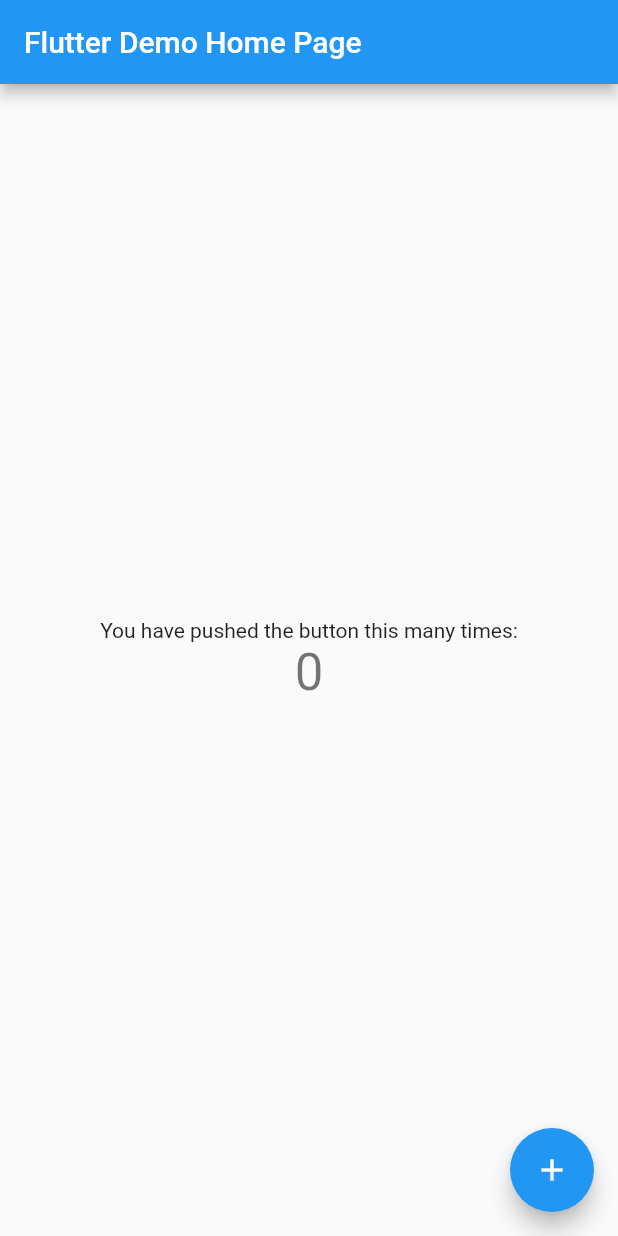
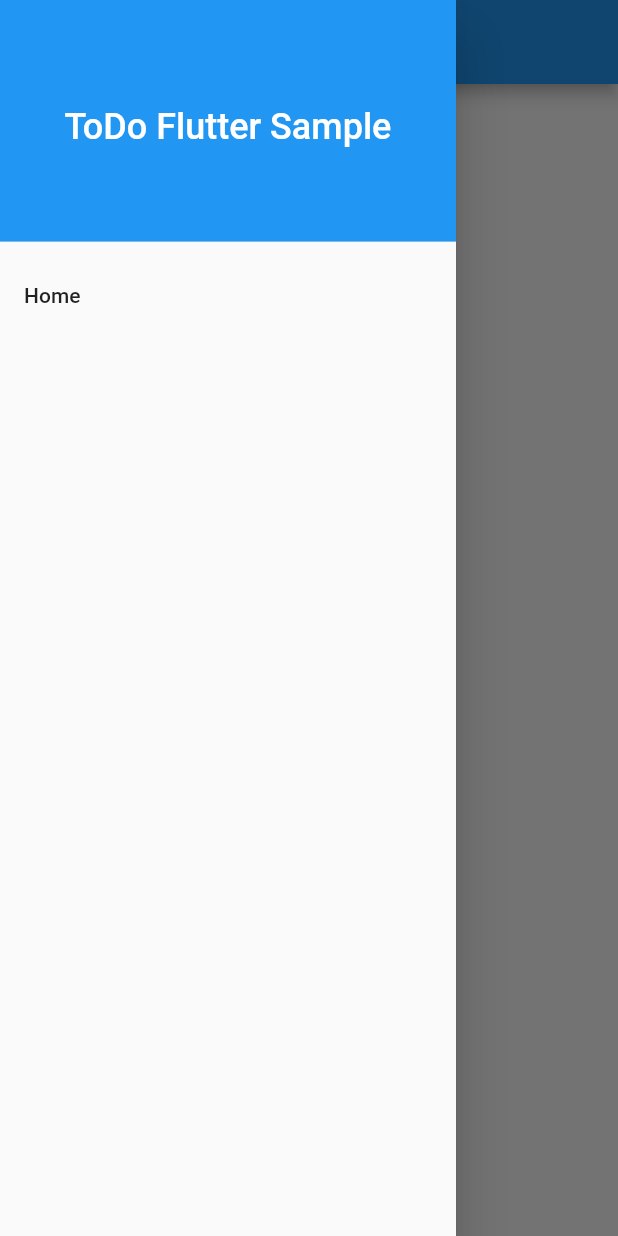
Before and after one commit to greendrop/todo_flutter_sample, a Flutter app: the screen it shows after launch, with the side drawer open (before the commit the screen has no drawer), on a phone screen of 412 x 824 dp. Run offline on Flutter 3.47's test engine with Material 2 defaults, Android fonts, the phone set to English and light mode, and no system bars.

Commit message:
add home page

```diff
--- /dev/null
+++ b/analysis_options.yaml
@@ -0,0 +1,7 @@
+# https://pub.dev/packages/pedantic_mono
+include: package:pedantic_mono/analysis_options.yaml
+
+analyzer:
+  exclude:
+    - lib/**/*.freezed.dart
+    - lib/**/*.g.dart
--- /dev/null
+++ b/lib/components/organisms/drawer_content.dart
@@ -0,0 +1,33 @@
+import 'package:flutter/material.dart';
+
+class DrawerContent extends StatelessWidget {
+  @override
+  Widget build(BuildContext context) {
+    return Drawer(
+      child: ListView(
+        children: <Widget>[
+          DrawerHeader(
+            child: Center(
+            child: Text(
+                'ToDo Flutter Sample',
+                style: TextStyle(
+                  fontSize: 24,
+                  color: Colors.white,
+                ),
+              ),
+            ),
+            decoration: BoxDecoration(
+              color: Colors.blue,
+            ),
+          ),
+          ListTile(
+            title: const Text('Home'),
+            onTap: () {
+              Navigator.of(context).pushReplacementNamed('/');
+            },
+          ),
+        ],
+      ),
+    );
+  }
+}
--- /dev/null
+++ b/lib/components/pages/home_page.dart
@@ -0,0 +1,16 @@
+import 'package:flutter/material.dart';
+import 'package:todo_flutter_sample/components/organisms/drawer_content.dart';
+
+class HomePage extends StatelessWidget {
+  @override
+  Widget build(BuildContext context) {
+    const title = 'Home Page';
+
+    return Scaffold(
+      appBar: AppBar(
+        title: const Text(title),
+      ),
+      drawer: DrawerContent(),
+    );
+  }
+}
--- a/lib/main.dart
+++ b/lib/main.dart
@@ -1,4 +1,5 @@
 import 'package:flutter/material.dart';
+import 'package:todo_flutter_sample/components/pages/home_page.dart';
 
 void main() {
   runApp(MyApp());
@@ -9,109 +10,15 @@ class MyApp extends StatelessWidget {
   @override
   Widget build(BuildContext context) {
     return MaterialApp(
-      title: 'Flutter Demo',
+      title: 'ToDo Flutter Sample',
       theme: ThemeData(
-        // This is the theme of your application.
-        //
-        // Try running your application with "flutter run". You'll see the
-        // application has a blue toolbar. Then, without quitting the app, try
-        // changing the primarySwatch below to Colors.green and then invoke
-        // "hot reload" (press "r" in the console where you ran "flutter run",
-        // or simply save your changes to "hot reload" in a Flutter IDE).
-        // Notice that the counter didn't reset back to zero; the application
-        // is not restarted.
         primarySwatch: Colors.blue,
-        // This makes the visual density adapt to the platform that you run
-        // the app on. For desktop platforms, the controls will be smaller and
-        // closer together (more dense) than on mobile platforms.
         visualDensity: VisualDensity.adaptivePlatformDensity,
       ),
-      home: MyHomePage(title: 'Flutter Demo Home Page'),
+      initialRoute: '/',
+      routes: <String, WidgetBuilder> {
+        '/': (BuildContext context) => HomePage(),
+      }
     );
   }
 }
-
-class MyHomePage extends StatefulWidget {
-  MyHomePage({Key key, this.title}) : super(key: key);
-
-  // This widget is the home page of your application. It is stateful, meaning
-  // that it has a State object (defined below) that contains fields that affect
-  // how it looks.
-
-  // This class is the configuration for the state. It holds the values (in this
-  // case the title) provided by the parent (in this case the App widget) and
-  // used by the build method of the State. Fields in a Widget subclass are
-  // always marked "final".
-
-  final String title;
-
-  @override
-  _MyHomePageState createState() => _MyHomePageState();
-}
-
-class _MyHomePageState extends State<MyHomePage> {
-  int _counter = 0;
-
-  void _incrementCounter() {
-    setState(() {
-      // This call to setState tells the Flutter framework that something has
-      // changed in this State, which causes it to rerun the build method below
-      // so that the display can reflect the updated values. If we changed
-      // _counter without calling setState(), then the build method would not be
-      // called again, and so nothing would appear to happen.
-      _counter++;
-    });
-  }
-
-  @override
-  Widget build(BuildContext context) {
-    // This method is rerun every time setState is called, for instance as done
-    // by the _incrementCounter method above.
-    //
-    // The Flutter framework has been optimized to make rerunning build methods
-    // fast, so that you can just rebuild anything that needs updating rather
-    // than having to individually change instances of widgets.
-    return Scaffold(
-      appBar: AppBar(
-        // Here we take the value from the MyHomePage object that was created by
-        // the App.build method, and use it to set our appbar title.
-        title: Text(widget.title),
-      ),
-      body: Center(
-        // Center is a layout widget. It takes a single child and positions it
-        // in the middle of the parent.
-        child: Column(
-          // Column is also a layout widget. It takes a list of children and
-          // arranges them vertically. By default, it sizes itself to fit its
-          // children horizontally, and tries to be as tall as its parent.
-          //
-          // Invoke "debug painting" (press "p" in the console, choose the
-          // "Toggle Debug Paint" action from the Flutter Inspector in Android
-          // Studio, or the "Toggle Debug Paint" command in Visual Studio Code)
-          // to see the wireframe for each widget.
-          //
-          // Column has various properties to control how it sizes itself and
-          // how it positions its children. Here we use mainAxisAlignment to
-          // center the children vertically; the main axis here is the vertical
-          // axis because Columns are vertical (the cross axis would be
-          // horizontal).
-          mainAxisAlignment: MainAxisAlignment.center,
-          children: <Widget>[
-            Text(
-              'You have pushed the button this many times:',
-            ),
-            Text(
-              '$_counter',
-              style: Theme.of(context).textTheme.headline4,
-            ),
-          ],
-        ),
-      ),
-      floatingActionButton: FloatingActionButton(
-        onPressed: _incrementCounter,
-        tooltip: 'Increment',
-        child: Icon(Icons.add),
-      ), // This trailing comma makes auto-formatting nicer for build methods.
-    );
-  }
-}
```
Also changed, not shown: pubspec.yaml (+9 -0 lines), pubspec.lock, 2 other files.
